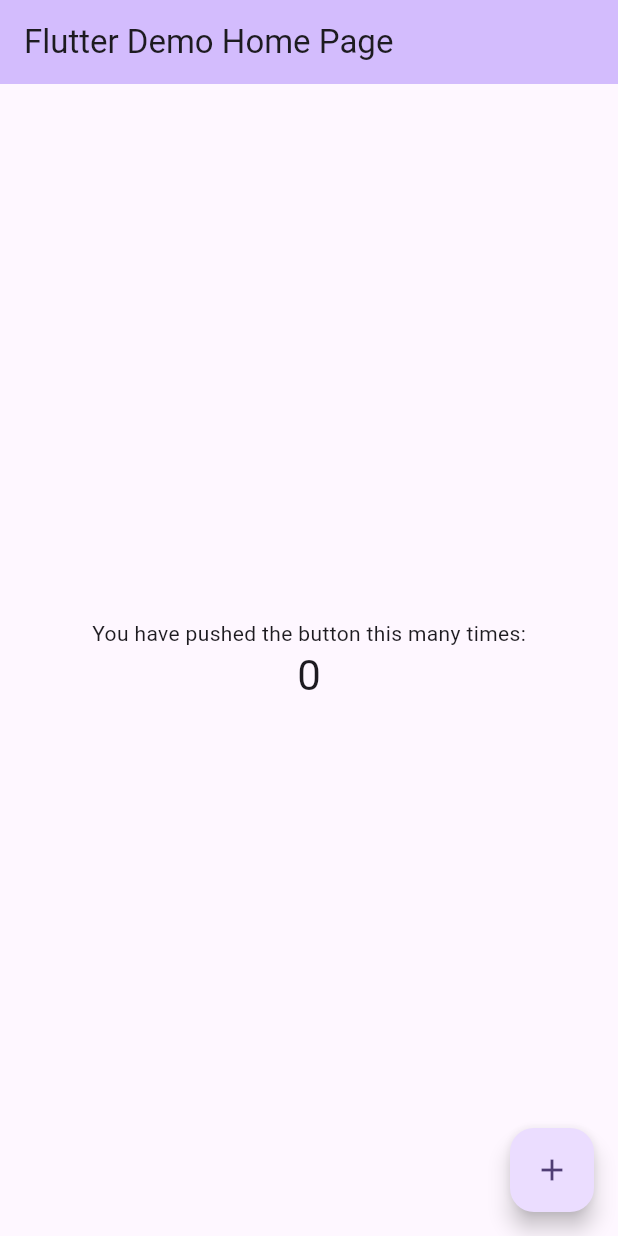
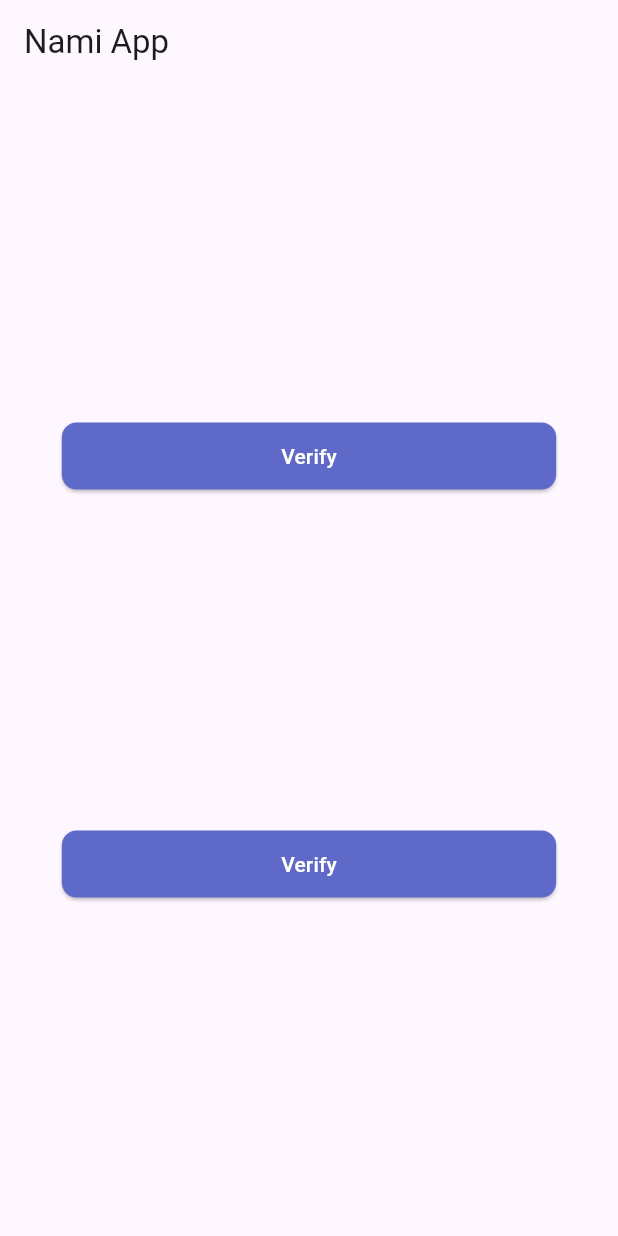
Before and after one commit to anshd258/Nami-Task, a Flutter app: the screen it shows after launch, on a phone screen of 412 x 824 dp. Run offline on Flutter 3.47's test engine with Material 3 defaults, Android fonts, the phone set to English and light mode, and no system bars; our stand-ins replace google_fonts, responsive_sizer.

Commit message:
page 1 completed

```diff
--- /dev/null
+++ b/lib/core/approute.dart
@@ -0,0 +1,22 @@
+import 'package:flutter/material.dart';
+import 'package:nami_app/pages/homepage.dart';
+import 'package:nami_app/pages/selfiepage.dart';
+
+class AppRouterHandler{
+  static  Route<dynamic>? appRoute(settings) {
+      switch (settings.name) {
+        case HomeScreen.homeScreenRoute:
+          return MaterialPageRoute(
+            builder: (context) => const HomeScreen(),
+          );
+        case SelfieScreen.selfieScreenRoute:
+          return MaterialPageRoute(
+            builder: (context) => const SelfieScreen(),
+          );
+        default:
+          return MaterialPageRoute(
+            builder: (context) => const HomeScreen(),
+          );
+      }
+    }
+}
--- a/lib/main.dart
+++ b/lib/main.dart
@@ -1,4 +1,7 @@
 import 'package:flutter/material.dart';
+import 'package:nami_app/core/approute.dart';
+import 'package:nami_app/pages/homepage.dart';
+import 'package:responsive_sizer/responsive_sizer.dart';
 
 void main() {
   runApp(const MyApp());
@@ -7,119 +10,15 @@
 class MyApp extends StatelessWidget {
   const MyApp({super.key});
 
-  // This widget is the root of your application.
   @override
   Widget build(BuildContext context) {
-    return MaterialApp(
-      title: 'Flutter Demo',
-      theme: ThemeData(
-        // This is the theme of your application.
-        //
-        // TRY THIS: Try running your application with "flutter run". You'll see
-        // the application has a purple toolbar. Then, without quitting the app,
-        // try changing the seedColor in the colorScheme below to Colors.green
-        // and then invoke "hot reload" (save your changes or press the "hot
-        // reload" button in a Flutter-supported IDE, or press "r" if you used
-        // the command line to start the app).
-        //
-        // Notice that the counter didn't reset back to zero; the application
-        // state is not lost during the reload. To reset the state, use hot
-        // restart instead.
-        //
-        // This works for code too, not just values: Most code changes can be
-        // tested with just a hot reload.
-        colorScheme: ColorScheme.fromSeed(seedColor: Colors.deepPurple),
-        useMaterial3: true,
-      ),
-      home: const MyHomePage(title: 'Flutter Demo Home Page'),
+    return ResponsiveSizer(
+      builder: (p0, p1, p2) {
+        return MaterialApp(
+          initialRoute: HomeScreen.homeScreenRoute,
+          onGenerateRoute: (settings) => AppRouterHandler.appRoute(settings),
+        );
+      },
     );
   }
 }
-
-class MyHomePage extends StatefulWidget {
-  const MyHomePage({super.key, required this.title});
-
-  // This widget is the home page of your application. It is stateful, meaning
-  // that it has a State object (defined below) that contains fields that affect
-  // how it looks.
-
-  // This class is the configuration for the state. It holds the values (in this
-  // case the title) provided by the parent (in this case the App widget) and
-  // used by the build method of the State. Fields in a Widget subclass are
-  // always marked "final".
-
-  final String title;
-
-  @override
-  State<MyHomePage> createState() => _MyHomePageState();
-}
-
-class _MyHomePageState extends State<MyHomePage> {
-  int _counter = 0;
-
-  void _incrementCounter() {
-    setState(() {
-      // This call to setState tells the Flutter framework that something has
-      // changed in this State, which causes it to rerun the build method below
-      // so that the display can reflect the updated values. If we changed
-      // _counter without calling setState(), then the build method would not be
-      // called again, and so nothing would appear to happen.
-      _counter++;
-    });
-  }
-
-  @override
-  Widget build(BuildContext context) {
-    // This method is rerun every time setState is called, for instance as done
-    // by the _incrementCounter method above.
-    //
-    // The Flutter framework has been optimized to make rerunning build methods
-    // fast, so that you can just rebuild anything that needs updating rather
-    // than having to individually change instances of widgets.
-    return Scaffold(
-      appBar: AppBar(
-        // TRY THIS: Try changing the color here to a specific color (to
-        // Colors.amber, perhaps?) and trigger a hot reload to see the AppBar
-        // change color while the other colors stay the same.
-        backgroundColor: Theme.of(context).colorScheme.inversePrimary,
-        // Here we take the value from the MyHomePage object that was created by
-        // the App.build method, and use it to set our appbar title.
-        title: Text(widget.title),
-      ),
-      body: Center(
-        // Center is a layout widget. It takes a single child and positions it
-        // in the middle of the parent.
-        child: Column(
-          // Column is also a layout widget. It takes a list of children and
-          // arranges them vertically. By default, it sizes itself to fit its
-          // children horizontally, and tries to be as tall as its parent.
-          //
-          // Column has various properties to control how it sizes itself and
-          // how it positions its children. Here we use mainAxisAlignment to
-          // center the children vertically; the main axis here is the vertical
-          // axis because Columns are vertical (the cross axis would be
-          // horizontal).
-          //
-          // TRY THIS: Invoke "debug painting" (choose the "Toggle Debug Paint"
-          // action in the IDE, or press "p" in the console), to see the
-          // wireframe for each widget.
-          mainAxisAlignment: MainAxisAlignment.center,
-          children: <Widget>[
-            const Text(
-              'You have pushed the button this many times:',
-            ),
-            Text(
-              '$_counter',
-              style: Theme.of(context).textTheme.headlineMedium,
-            ),
-          ],
-        ),
-      ),
-      floatingActionButton: FloatingActionButton(
-        onPressed: _incrementCounter,
-        tooltip: 'Increment',
-        child: const Icon(Icons.add),
-      ), // This trailing comma makes auto-formatting nicer for build methods.
-    );
-  }
-}
--- /dev/null
+++ b/lib/pages/homepage.dart
@@ -0,0 +1,52 @@
+import 'package:flutter/material.dart';
+import 'package:flutter/widgets.dart';
+import 'package:nami_app/pages/selfiepage.dart';
+import 'package:nami_app/widgets/capturebutton.dart';
+import 'package:nami_app/widgets/textwidget.dart';
+import 'package:responsive_sizer/responsive_sizer.dart';
+
+class HomeScreen extends StatefulWidget {
+  static const homeScreenRoute = "/";
+  const HomeScreen({Key? key}) : super(key: key);
+
+  @override
+  State<HomeScreen> createState() => _HomeScreenState();
+}
+
+class _HomeScreenState extends State<HomeScreen> {
+  @override
+  Widget build(BuildContext context) {
+    return Scaffold(
+      appBar: AppBar(
+        title: const TextWidget(value: "Nami App"),
+      ),
+      body: SizedBox(
+        height: 100.h,
+        width: 100.w,
+        child: Column(
+          crossAxisAlignment: CrossAxisAlignment.center,
+          mainAxisSize: MainAxisSize.max,
+          mainAxisAlignment: MainAxisAlignment.spaceEvenly,
+          children: [
+            Container(
+              width: 100.w,
+              margin: EdgeInsets.symmetric(horizontal: 10.w),
+              child: CaptureButton(
+                onClick: () {
+                  Navigator.pushNamed(context, SelfieScreen.selfieScreenRoute);
+                },
+              ),
+            ),
+            Container(
+              width: 100.w,
+              margin: EdgeInsets.symmetric(horizontal: 10.w),
+              child: CaptureButton(
+                onClick: () {},
+              ),
+            )
+          ],
+        ),
+      ),
+    );
+  }
+}
--- /dev/null
+++ b/lib/widgets/capturebutton.dart
@@ -0,0 +1,28 @@
+import 'package:flutter/material.dart';
+import 'package:nami_app/widgets/textwidget.dart';
+import 'package:responsive_sizer/responsive_sizer.dart';
+
+class CaptureButton extends StatelessWidget {
+  final Function onClick;
+  const CaptureButton({Key? key, required this.onClick});
+
+  @override
+  Widget build(BuildContext context) {
+    return ElevatedButton(
+        onPressed: () {
+          onClick.call();
+        },
+        style: ElevatedButton.styleFrom(
+            maximumSize: Size(100.w, 100.h),
+            minimumSize: Size(15.w, 5.h),
+            alignment: Alignment.center,
+            padding: EdgeInsets.symmetric(vertical: 1.5.h, horizontal: 5.w),
+            shape:
+                RoundedRectangleBorder(borderRadius: BorderRadius.circular(10)),
+            backgroundColor: const Color.fromRGBO(95, 105, 199, 1)),
+        child: const TextWidget(
+          value: "Verify",
+          color: Colors.white,
+        ));
+  }
+}
--- /dev/null
+++ b/lib/widgets/textwidget.dart
@@ -0,0 +1,30 @@
+import 'package:flutter/material.dart';
+import 'package:google_fonts/google_fonts.dart';
+
+class TextWidget extends StatelessWidget {
+  final FontWeight? fontWeight;
+  final Color? color;
+  final bool underLine;
+  final String value;
+  const TextWidget(
+      {super.key,
+      this.fontSize,
+      this.underLine = false,
+      this.fontWeight,
+      this.color,
+      required this.value});
+  final double? fontSize;
+
+  @override
+  Widget build(BuildContext context) {
+    return Text(
+      value,
+      textAlign: TextAlign.center,
+      style: GoogleFonts.encodeSansExpanded(
+          fontSize: fontSize,
+          fontWeight: fontWeight,
+          color: color,
+          decoration: underLine ? TextDecoration.underline : null),
+    );
+  }
+}
```
Also changed, not shown: lib/pages/selfiepage.dart (added, +80 -0 lines), lib/widgets/textbutton.dart (added, +19 -0 lines), pubspec.yaml (+11 -63 lines), assets/placeholder.png (added), lib/pages/orderspage.dart (added), lib/widgets/dialogs/reminderdialog.dart (added), pubspec.lock, 1 other file.
